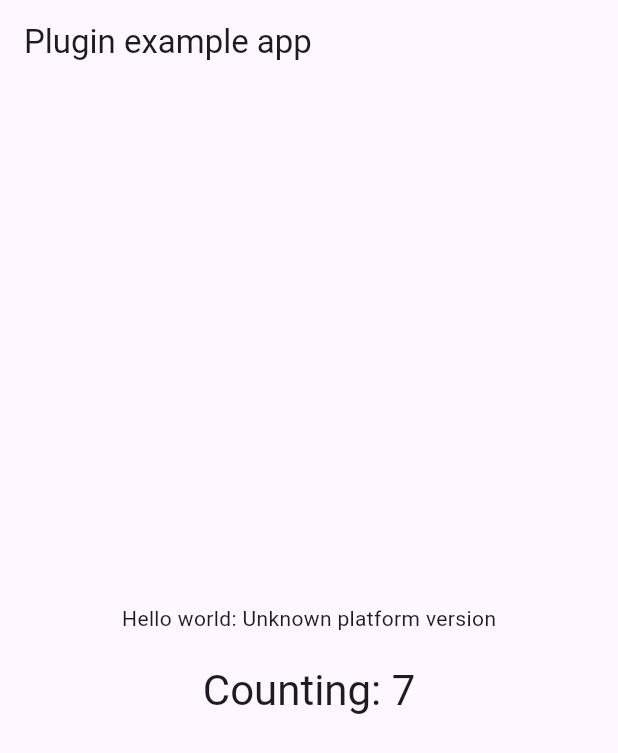
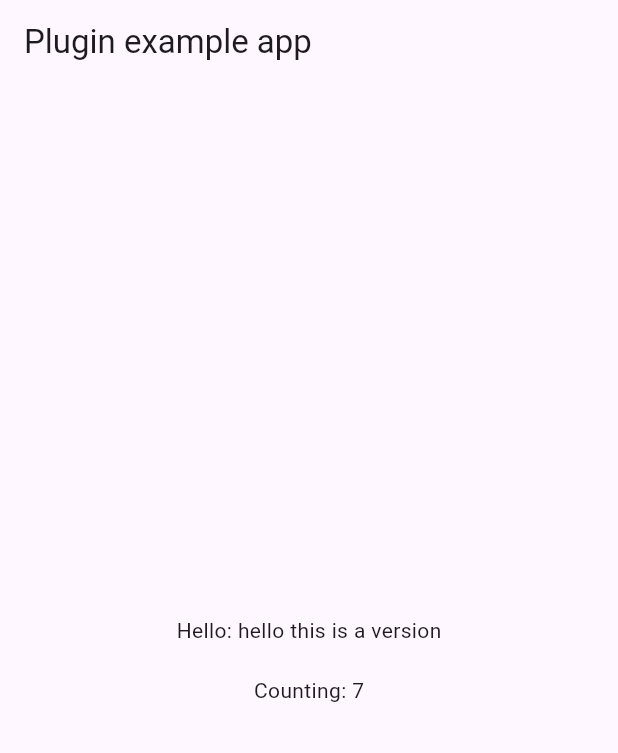
Before and after one commit to lstiefenhofer/wearable_sensors, a Flutter app: the screen it shows after launch, on a phone screen of 412 x 824 dp. Shown: the top 753 px of the screen. Run offline on Flutter 3.47's test engine with Material 3 defaults, Android fonts, the phone set to English and light mode, and no system bars; our stand-ins replace plugin_platform_interface.

Commit message:
replaced platform channel with event channel (dart side)

```diff
--- a/example/lib/main.dart
+++ b/example/lib/main.dart
@@ -63,7 +63,7 @@ class _MyAppState extends State<MyApp> {
           child: Column(
             mainAxisAlignment: MainAxisAlignment.center, // Center content vertically
             children: [
-              Text('Hello world: $_platformVersion\n'),
+              Text('Hello: $_platformVersion\n'),
               // 2. Use a StreamBuilder to listen to the stream and display the number.
               StreamBuilder<int>(
                 stream: numberGenerator,
@@ -78,7 +78,7 @@ class _MyAppState extends State<MyApp> {
                     // When data is available, display it in a Text widget.
                     return Text(
                       'Counting: ${snapshot.data}',
-                      style: Theme.of(context).textTheme.headlineMedium,
+                      //style: Theme.of(context).textTheme.headlineMedium,
                     );
                   } else {
                     // Fallback for any other state.
--- a/lib/wearable_sensors_platform_interface.dart
+++ b/lib/wearable_sensors_platform_interface.dart
@@ -1,6 +1,7 @@
 import 'package:plugin_platform_interface/plugin_platform_interface.dart';
 
 import 'wearable_sensors_method_channel.dart';
+import 'wearable_sensors_event_channel.dart';
 
 abstract class WearableSensorsPlatform extends PlatformInterface {
   /// Constructs a WearableSensorsPlatform.
@@ -8,7 +9,9 @@ abstract class WearableSensorsPlatform extends PlatformInterface {
 
   static final Object _token = Object();
 
-  static WearableSensorsPlatform _instance = MethodChannelWearableSensors();
+  //static WearableSensorsPlatform _instance = MethodChannelWearableSensors();
+  static WearableSensorsPlatform _instance = EventChannelWearableSensors();
+
 
   /// The default instance of [WearableSensorsPlatform] to use.
   ///
@@ -26,4 +29,6 @@ abstract class WearableSensorsPlatform extends PlatformInterface {
   Future<String?> getPlatformVersion() {
     throw UnimplementedError('platformVersion() has not been implemented.');
   }
+
+
 }
```
Also changed, not shown: lib/wearable_sensors_event_channel.dart (added, +17 -0 lines).
